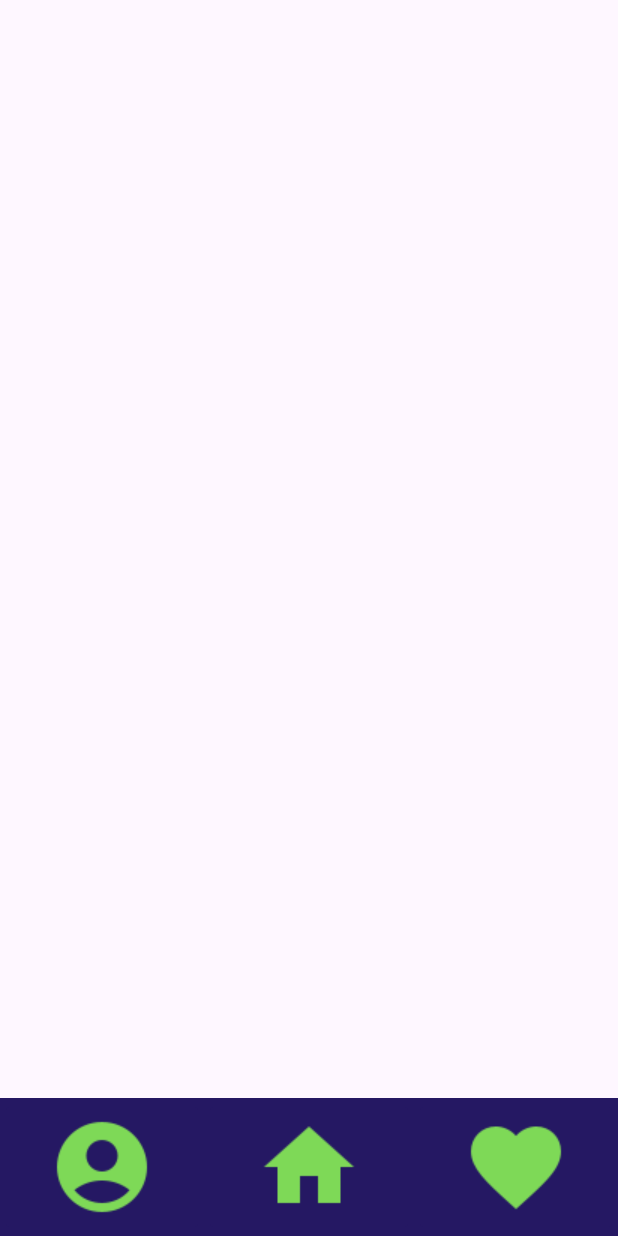
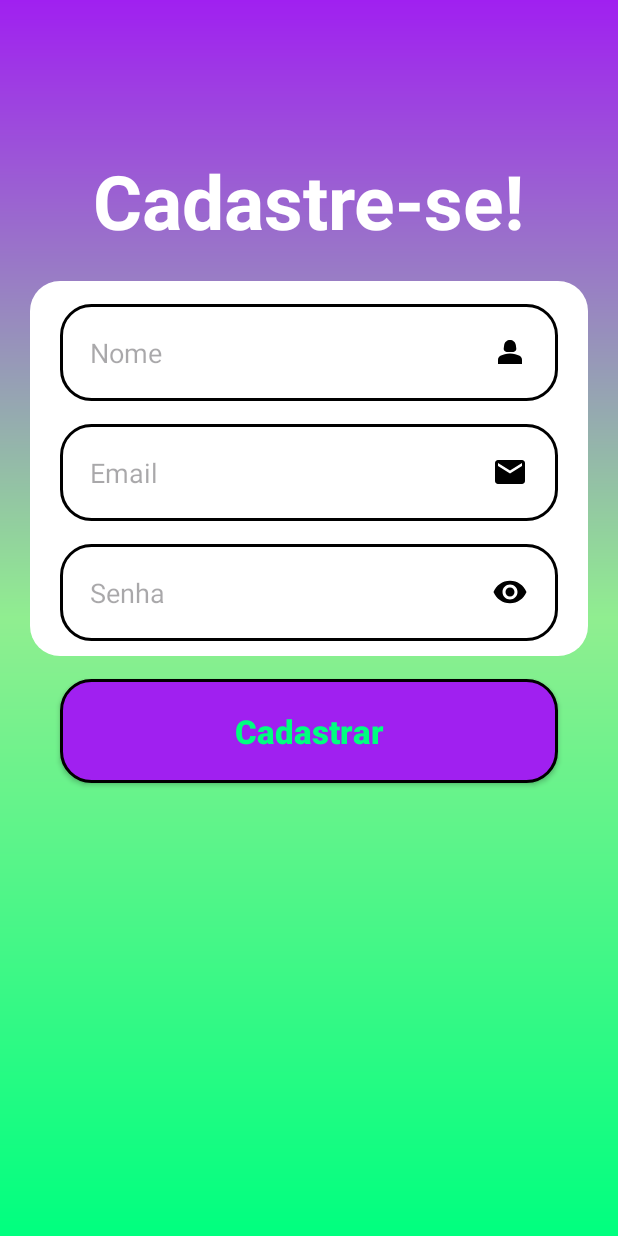
Before and after one commit to vitorrgmendes/BicoFacil, an Android app: the TelaCadastro screen opened directly, with no data from a screen before it, on a phone screen of 412 x 824 dp. Run offline under Robolectric (Android 15) with nearby library versions, the phone set to English and light mode, and no system bars.

Commit message:
ajuste de telas telacadastro e home

```diff
--- a/app/src/main/res/layout/activity_tela_cadastro.xml
+++ b/app/src/main/res/layout/activity_tela_cadastro.xml
@@ -4,59 +4,74 @@
     xmlns:tools="http://schemas.android.com/tools"
     android:layout_width="match_parent"
     android:layout_height="match_parent"
-    tools:context=".navBar">
+    android:background="@drawable/backgorund_login"
+    tools:context=".TelaCadastro">
 
-    <LinearLayout
-        android:id="@+id/navBar"
-        android:layout_width="match_parent"
+    <TextView
+        android:id="@+id/tituloCadastrar"
+        android:layout_width="wrap_content"
         android:layout_height="wrap_content"
-        android:background="#251863"
-        app:layout_constraintBottom_toBottomOf="parent"
+        android:layout_marginTop="100dp"
+        android:text="@string/txtTelaCadastrar"
+        android:textSize="50sp"
+        android:textStyle="bold"
+        android:textColor="@color/white"
         app:layout_constraintEnd_toEndOf="parent"
-        app:layout_constraintHorizontal_bias="1.0"
         app:layout_constraintStart_toStartOf="parent"
         app:layout_constraintTop_toTopOf="parent"
-        app:layout_constraintVertical_bias="1.0">
+        />
 
-        <ImageButton
-            android:id="@+id/btnPerfil"
-            android:layout_weight="1"
-            android:layout_width="wrap_content"
-            android:layout_height="wrap_content"
-            android:backgroundTint="#251863"
-            android:contentDescription="Ícone que acessa o perfil de usuário."
-            android:src="@drawable/baseline_account_circle_black_48"
-            app:tint="#7ED957"
-            app:layout_constraintStart_toStartOf="@id/navBar"
-            app:layout_constraintEnd_toEndOf="@id/navBar"
-            app:layout_constraintTop_toTopOf="@id/navBar"/>
+    <View
+        android:id="@+id/containerComponents"
+        style="@style/ContainerComponents"
+        app:layout_constraintEnd_toEndOf="parent"
+        app:layout_constraintStart_toStartOf="parent"
+        app:layout_constraintTop_toBottomOf="@+id/tituloCadastrar"
+        />
 
-        <ImageButton
-            android:id="@+id/btnHome"
-            android:layout_width="100dp"
-            android:layout_height="match_parent"
-            android:layout_weight="1"
-            android:backgroundTint="#251863"
-            android:contentDescription="Ícone que acessa a tela inicial."
-            app:layout_constraintEnd_toEndOf="@id/navBar"
-            app:layout_constraintStart_toStartOf="@id/navBar"
-            app:layout_constraintTop_toTopOf="@id/navBar"
-            app:srcCompat="@drawable/baseline_home_black_48"
-            app:tint="#7ED957" />
+    <EditText
+        android:id="@+id/edit_nome"
+        style="@style/EditTextLogin"
+        android:hint="Nome"
+        android:drawableRight="@drawable/ic_person"
+        android:inputType="textPersonName"
+        android:maxLines="1"
+        app:layout_constraintStart_toStartOf="@id/containerComponents"
+        app:layout_constraintEnd_toEndOf="@id/containerComponents"
+        app:layout_constraintTop_toTopOf="@id/containerComponents"
+        />
 
-        <ImageButton
-            android:id="@+id/btnFavoritos"
-            android:layout_weight="1"
-            android:layout_width="wrap_content"
-            android:layout_height="match_parent"
-            android:backgroundTint="#251863"
-            app:srcCompat="@drawable/baseline_favorite_black_36"
-            android:contentDescription="Ícone que acessa a tela Favoritos."
-            app:tint="#7ED957"
-            app:layout_constraintStart_toStartOf="@id/navBar"
-            app:layout_constraintEnd_toEndOf="@id/navBar"
-            app:layout_constraintTop_toTopOf="@id/navBar"/>
+    <EditText
+        android:id="@+id/edit_email"
+        style="@style/EditTextLogin"
+        android:hint="Email"
+        android:drawableRight="@drawable/ic_email"
+        android:inputType="textEmailAddress"
+        android:maxLines="1"
+        app:layout_constraintStart_toStartOf="@id/containerComponents"
+        app:layout_constraintEnd_toEndOf="@id/containerComponents"
+        app:layout_constraintTop_toBottomOf="@id/edit_nome"
+        />
 
-    </LinearLayout>
+    <EditText
+        android:id="@+id/edit_password"
+        style="@style/EditTextLogin"
+        android:hint="Senha"
+        android:drawableRight="@drawable/ic_password"
+        android:inputType="numberPassword"
+        android:maxLines="1"
+        app:layout_constraintStart_toStartOf="@id/containerComponents"
+        app:layout_constraintEnd_toEndOf="@id/containerComponents"
+        app:layout_constraintTop_toBottomOf="@id/edit_email"
+        />
+
+    <androidx.appcompat.widget.AppCompatButton
+        android:id="@+id/button_cadastrar"
+        style="@style/ButtonCadastrar"
+        android:text="@string/btnCadastrar"
+        app:layout_constraintStart_toStartOf="parent"
+        app:layout_constraintEnd_toEndOf="parent"
+        app:layout_constraintTop_toBottomOf="@id/containerComponents"
+        />
 
 </androidx.constraintlayout.widget.ConstraintLayout>
--- a/app/src/main/res/layout/fragment_home.xml
+++ b/app/src/main/res/layout/fragment_home.xml
@@ -1,13 +1,18 @@
 <?xml version="1.0" encoding="utf-8"?>
 <FrameLayout xmlns:android="http://schemas.android.com/apk/res/android"
+    xmlns:app="http://schemas.android.com/apk/res-auto"
     xmlns:tools="http://schemas.android.com/tools"
     android:layout_width="match_parent"
     android:layout_height="match_parent"
-    tools:context=".navbar.home.Home">
+    tools:context=".navbar.home.Home"
+    android:background="#DAC9FA" >
 
-    <TextView
+    <ImageView
+        android:id="@+id/imageView"
         android:layout_width="match_parent"
-        android:layout_height="match_parent"
-        android:text="Hello" />
-
+        android:layout_height="120dp"
+        android:layout_gravity="top|center_horizontal"
+        android:src="@drawable/logohome"
+        android:scaleX="1.7"
+        android:scaleY="1.7" />
 </FrameLayout>
```
